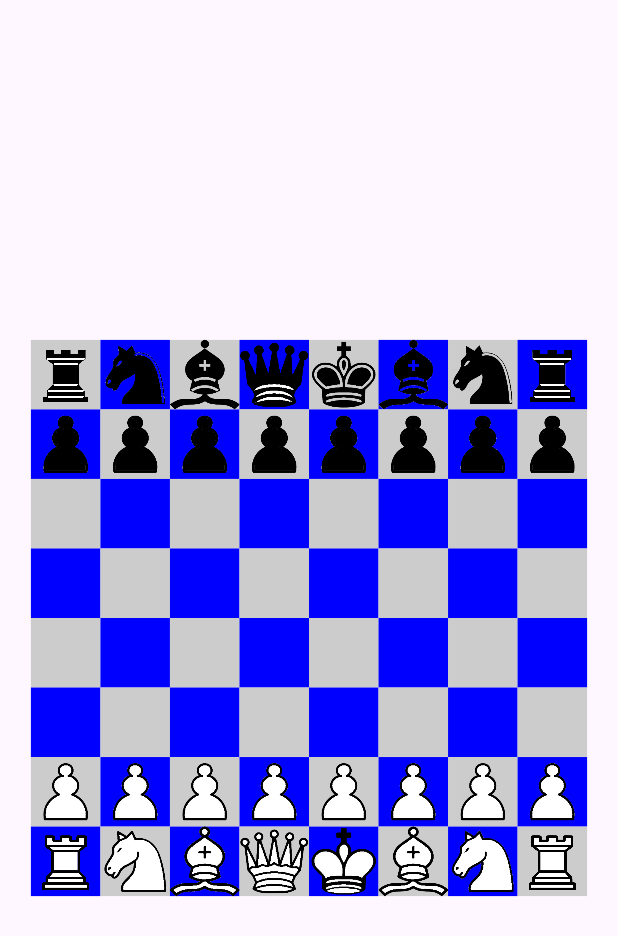
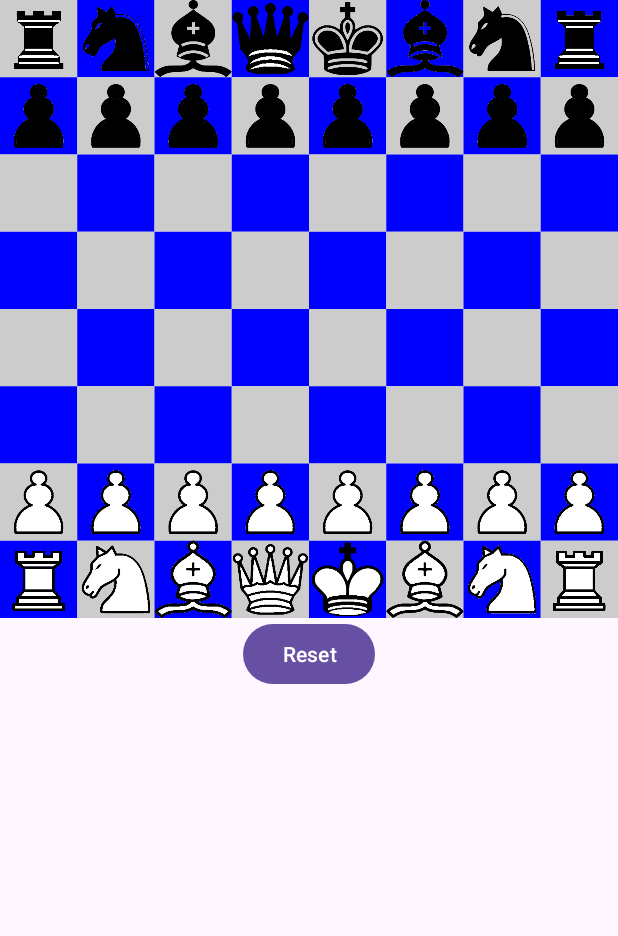
Before and after one commit to iTudor19/Chess-kotlin, an Android app: the screen it shows after launch (MainActivity), on a phone screen of 412 x 824 dp. Shown: the top 936 px of the screen. Run offline under Robolectric (Android 15) with nearby library versions, the phone set to English and light mode, and no system bars.

Commit message:
buton reset

```diff
--- a/Chess_Prototype/app/src/main/AndroidManifest.xml
+++ b/Chess_Prototype/app/src/main/AndroidManifest.xml
@@ -14,6 +14,7 @@
         tools:targetApi="31" >
         <activity
             android:name=".MainActivity"
+            android:screenOrientation="portrait"
             android:exported="true" >
             <intent-filter>
                 <action android:name="android.intent.action.MAIN" />
--- a/Chess_Prototype/app/src/main/java/com/example/chess_prototype/ChessModel.kt
+++ b/Chess_Prototype/app/src/main/java/com/example/chess_prototype/ChessModel.kt
@@ -29,7 +29,7 @@ class ChessModel {
     }
 
 
-    private fun reset()
+    fun reset()
     {
         piecesBox.removeAll(piecesBox)
 
--- a/Chess_Prototype/app/src/main/java/com/example/chess_prototype/ChessView.kt
+++ b/Chess_Prototype/app/src/main/java/com/example/chess_prototype/ChessView.kt
@@ -7,7 +7,7 @@ import android.view.View
 import kotlin.math.min
 
 class ChessView(context: Context?, attrs:AttributeSet) :View(context,attrs) {
-    private final val scaleFactor = .9f
+    private final val scaleFactor = 1.0f
     private final var originX: Float = 20f
     private final var originY: Float = 200f
     private final var cellSide: Float = 130f
@@ -41,6 +41,12 @@ class ChessView(context: Context?, attrs:AttributeSet) :View(context,attrs) {
 
     init {
         loadBitmaps()
+    }
+
+    override fun onMeasure(widthMeasureSpec: Int, heightMeasureSpec: Int) {
+        super.onMeasure(widthMeasureSpec, heightMeasureSpec)
+        val smaller= min(widthMeasureSpec,heightMeasureSpec)
+        setMeasuredDimension(smaller,smaller)
     }
 
     override fun onDraw(canvas: Canvas) {
--- a/Chess_Prototype/app/src/main/java/com/example/chess_prototype/MainActivity.kt
+++ b/Chess_Prototype/app/src/main/java/com/example/chess_prototype/MainActivity.kt
@@ -3,19 +3,26 @@ package com.example.chess_prototype
 import android.os.Bundle
 import androidx.appcompat.app.AppCompatActivity
 import android.util.Log
+import android.widget.Button
 
 const val TAG = "MainActivity"
 
 class MainActivity : AppCompatActivity(),ChessDelegate {
 
-    var chessModel= ChessModel()
+    private var chessModel= ChessModel()
+    private lateinit var chessView: ChessView
 
     override fun onCreate(savedInstanceState: Bundle?)
     {
         super.onCreate(savedInstanceState)
         setContentView(R.layout.activity_main)
 
-        findViewById<ChessView>(R.id.chess_view).chessDelegate = this
+        chessView=findViewById<ChessView>(R.id.chess_view)
+        chessView.chessDelegate = this
+        findViewById<Button>(R.id.reset_button).setOnClickListener{
+            chessModel.reset()
+            chessView.invalidate()
+        }
 
     }
 
@@ -25,6 +32,6 @@ class MainActivity : AppCompatActivity(),ChessDelegate {
 
     override fun movePiece(fromCol: Int, fromRow: Int, toCol: Int, toRow: Int) {
         chessModel.movePiece(fromCol,fromRow,toCol,toRow)
-        findViewById<ChessView>(R.id.chess_view).invalidate()
+        chessView.invalidate()
     }
 }
--- a/Chess_Prototype/app/src/main/res/layout/activity_main.xml
+++ b/Chess_Prototype/app/src/main/res/layout/activity_main.xml
@@ -1,8 +1,23 @@
 <?xml version="1.0" encoding="utf-8"?>
+<LinearLayout
+    xmlns:android="http://schemas.android.com/apk/res/android"
+    android:layout_height="match_parent"
+    android:layout_width="match_parent"
+    android:layout_gravity="center"
+    android:orientation="vertical">
+    >
+
 <com.example.chess_prototype.ChessView
-    xmlns:android="http://schemas.android.com/apk/res/android"
+
     android:id="@+id/chess_view"
-    android:layout_width="match_parent"
-    android:layout_height="match_parent">
+    android:layout_width="wrap_content"
+    android:layout_height="wrap_content"/>
 
-</com.example.chess_prototype.ChessView>
+    <Button
+        android:id="@+id/reset_button"
+        android:layout_width="wrap_content"
+        android:layout_height="wrap_content"
+        android:layout_gravity="center"
+        android:text="@string/reset_button"
+        />
+</LinearLayout>
--- a/Chess_Prototype/app/src/main/res/values/strings.xml
+++ b/Chess_Prototype/app/src/main/res/values/strings.xml
@@ -1,3 +1,4 @@
 <resources>
     <string name="app_name">Chess_Prototype</string>
+    <string name="reset_button">Reset</string>
 </resources>
```
